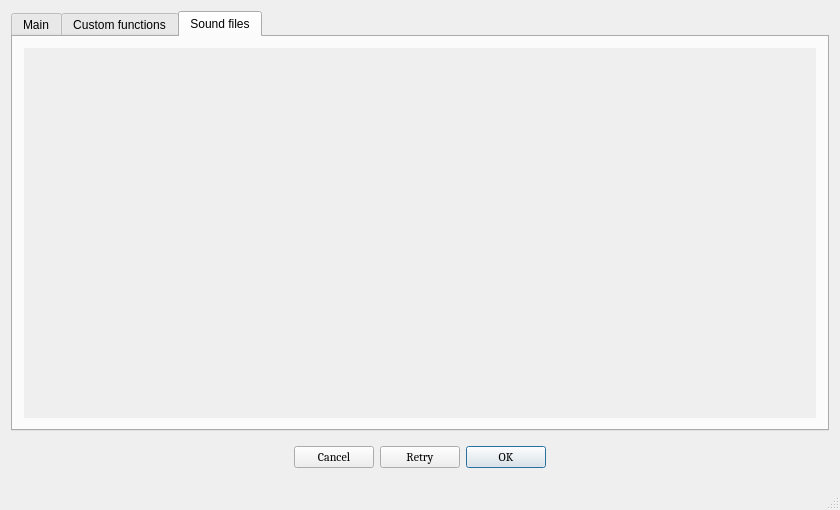
The window that soundGEN/mainwindow.ui (Posedelov-Evgeniy/Sgen) describes before a commit, drawn with Qt 5.
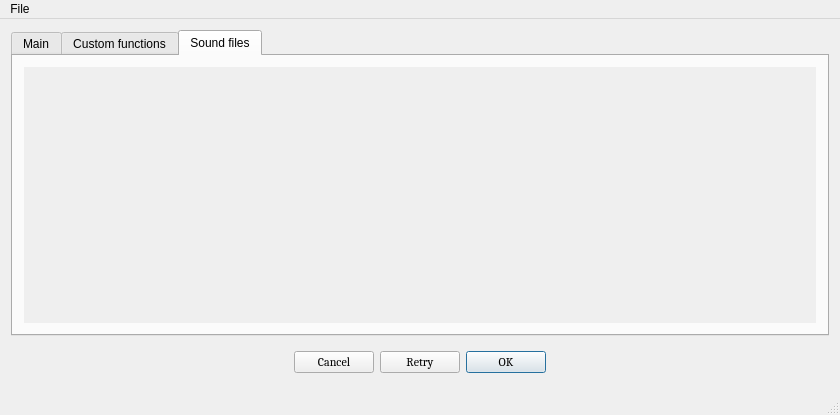
The same window after the commit. The open tabs and pages were chosen to show the change.

What changed in the file:
```diff
--- a/soundGEN/mainwindow.ui
+++ b/soundGEN/mainwindow.ui
@@ -7,7 +7,7 @@
     <x>0</x>
     <y>0</y>
     <width>840</width>
-    <height>510</height>
+    <height>415</height>
    </rect>
   </property>
   <property name="sizePolicy">
@@ -475,8 +475,8 @@
               <rect>
                <x>0</x>
                <y>0</y>
-               <width>788</width>
-               <height>337</height>
+               <width>798</width>
+               <height>251</height>
               </rect>
              </property>
              <layout class="QVBoxLayout" name="verticalLayout_4"/>
@@ -538,9 +538,22 @@
      <x>0</x>
      <y>0</y>
      <width>840</width>
-     <height>26</height>
+     <height>25</height>
     </rect>
    </property>
+   <widget class="QMenu" name="menu">
+    <property name="title">
+     <string>File</string>
+    </property>
+    <addaction name="actionOpen"/>
+    <addaction name="actionSave"/>
+    <addaction name="actionSave_as"/>
+    <addaction name="separator"/>
+    <addaction name="actionClose"/>
+    <addaction name="separator"/>
+    <addaction name="actionExit"/>
+   </widget>
+   <addaction name="menu"/>
   </widget>
  </widget>
  <layoutdefault spacing="6" margin="11"/>
```
Left out of the diff: 25 changed lines with no effect on the pictures.
